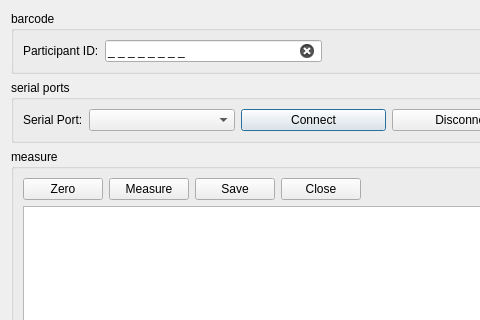
The window that src/prototype/WeighScale/MainWindow.ui (inglis-dl/cypress) describes before a commit, drawn with Qt 5; both pictures show x 0 to 480 and y 0 to 320 of the 561 by 541 pixel window.
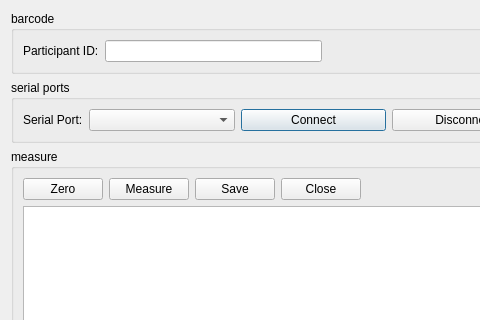
The same window after the commit.

What changed in the file:
```diff
--- a/src/prototype/WeighScale/MainWindow.ui
+++ b/src/prototype/WeighScale/MainWindow.ui
@@ -39,10 +39,10 @@
       <item>
        <widget class="QLineEdit" name="barcodeLineEdit">
         <property name="inputMask">
-         <string>0 0 0 0 0 0 0 0;_</string>
+         <string/>
         </property>
         <property name="text">
-         <string>       </string>
+         <string/>
         </property>
         <property name="maxLength">
          <number>15</number>
```
Left out of the diff: 4 changed lines with no effect on the pictures.
